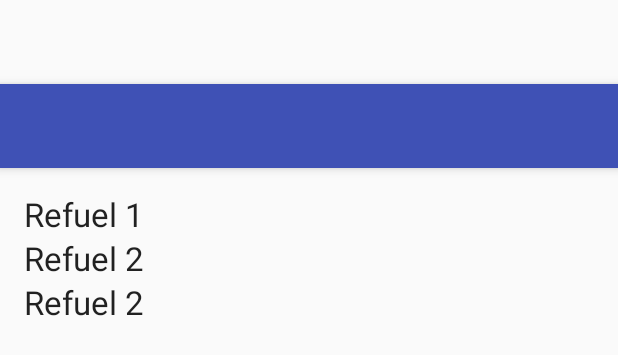
After one commit to rarvolt/FuelStats, an Android app: the layout activity_refueling_history.xml on its own in the app's theme, with its tools: preview values and no code run, on a phone screen of 412 x 824 dp. The commit adds this screen. Shown: the top 355 px of the screen. Run offline under Robolectric (Android 15) with nearby library versions, the phone set to English and light mode, and no system bars.

Commit message:
Create "history of refuelings" activity

```diff
--- a/app/src/main/java/net/rarvolt/fuelstats/MainActivity.java
+++ b/app/src/main/java/net/rarvolt/fuelstats/MainActivity.java
@@ -45,6 +45,8 @@ public class MainActivity extends AppCompatActivity {
         //noinspection SimplifiableIfStatement
         if (id == R.id.action_settings) {
             return true;
+        } else if (id == R.id.action_history) {
+            startActivity(new Intent(this, RefuelingHistoryActivity.class));
         }
 
         return super.onOptionsItemSelected(item);
--- /dev/null
+++ b/app/src/main/java/net/rarvolt/fuelstats/RefuelingHistoryActivity.java
@@ -0,0 +1,17 @@
+package net.rarvolt.fuelstats;
+
+import android.os.Bundle;
+import android.support.v7.app.AppCompatActivity;
+import android.support.v7.widget.Toolbar;
+
+public class RefuelingHistoryActivity extends AppCompatActivity {
+
+    @Override
+    protected void onCreate(Bundle savedInstanceState) {
+        super.onCreate(savedInstanceState);
+        setContentView(R.layout.activity_refueling_history);
+        Toolbar toolbar = (Toolbar) findViewById(R.id.toolbar);
+        setSupportActionBar(toolbar);
+    }
+
+}
--- /dev/null
+++ b/app/src/main/res/layout/activity_refueling_history.xml
@@ -0,0 +1,26 @@
+<?xml version="1.0" encoding="utf-8"?>
+<android.support.design.widget.CoordinatorLayout xmlns:android="http://schemas.android.com/apk/res/android"
+    xmlns:app="http://schemas.android.com/apk/res-auto"
+    xmlns:tools="http://schemas.android.com/tools"
+    android:layout_width="match_parent"
+    android:layout_height="match_parent"
+    android:fitsSystemWindows="true"
+    tools:context="net.rarvolt.fuelstats.RefuelingHistoryActivity">
+
+    <android.support.design.widget.AppBarLayout
+        android:layout_width="match_parent"
+        android:layout_height="wrap_content"
+        android:theme="@style/AppTheme.AppBarOverlay">
+
+        <android.support.v7.widget.Toolbar
+            android:id="@+id/toolbar"
+            android:layout_width="match_parent"
+            android:layout_height="?attr/actionBarSize"
+            android:background="?attr/colorPrimary"
+            app:popupTheme="@style/AppTheme.PopupOverlay" />
+
+    </android.support.design.widget.AppBarLayout>
+
+    <include layout="@layout/content_refueling_history" />
+
+</android.support.design.widget.CoordinatorLayout>
--- /dev/null
+++ b/app/src/main/res/layout/content_refueling_history.xml
@@ -0,0 +1,34 @@
+<?xml version="1.0" encoding="utf-8"?>
+<LinearLayout xmlns:android="http://schemas.android.com/apk/res/android"
+    xmlns:app="http://schemas.android.com/apk/res-auto"
+    xmlns:tools="http://schemas.android.com/tools"
+    android:orientation="vertical"
+    android:layout_width="match_parent"
+    android:layout_height="match_parent"
+    android:paddingBottom="@dimen/activity_vertical_margin"
+    android:paddingLeft="@dimen/activity_horizontal_margin"
+    android:paddingRight="@dimen/activity_horizontal_margin"
+    android:paddingTop="@dimen/activity_vertical_margin"
+    app:layout_behavior="@string/appbar_scrolling_view_behavior"
+    tools:context="net.rarvolt.fuelstats.RefuelingHistoryActivity"
+    tools:showIn="@layout/activity_refueling_history">
+
+    <TextView
+        android:layout_width="wrap_content"
+        android:layout_height="wrap_content"
+        android:textAppearance="@style/Base.TextAppearance.AppCompat.Large"
+        android:text="Refuel 1"/>
+
+    <TextView
+        android:layout_width="wrap_content"
+        android:layout_height="wrap_content"
+        android:textAppearance="@style/Base.TextAppearance.AppCompat.Large"
+        android:text="Refuel 2"/>
+
+    <TextView
+        android:layout_width="wrap_content"
+        android:layout_height="wrap_content"
+        android:textAppearance="@style/Base.TextAppearance.AppCompat.Large"
+        android:text="Refuel 2"/>
+
+</LinearLayout>
--- a/app/src/main/res/menu/menu_main.xml
+++ b/app/src/main/res/menu/menu_main.xml
@@ -3,8 +3,11 @@
     xmlns:tools="http://schemas.android.com/tools"
     tools:context="net.rarvolt.fuelstats.MainActivity">
     <item
+        android:id="@+id/action_history"
+        android:title="@string/action_history"
+        app:showAsAction="ifRoom" />
+    <item
         android:id="@+id/action_settings"
         android:title="@string/action_settings"
-        android:orderInCategory="100"
         app:showAsAction="never" />
 </menu>
--- a/app/src/main/res/values/strings.xml
+++ b/app/src/main/res/values/strings.xml
@@ -14,4 +14,5 @@
     <string name="fuel_type_pb98">Pb98</string>
     <string name="fuel_type_lpg">LPG</string>
     <string name="button_refueling_add">Add refueling</string>
+    <string name="action_history">History</string>
 </resources>
```
